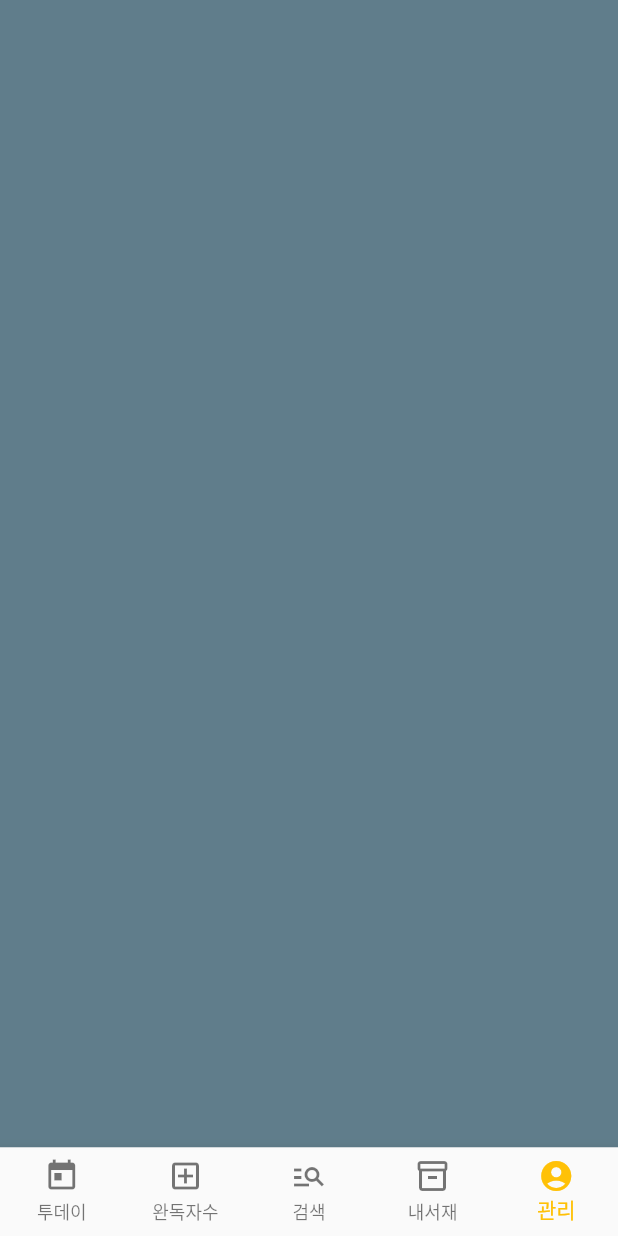
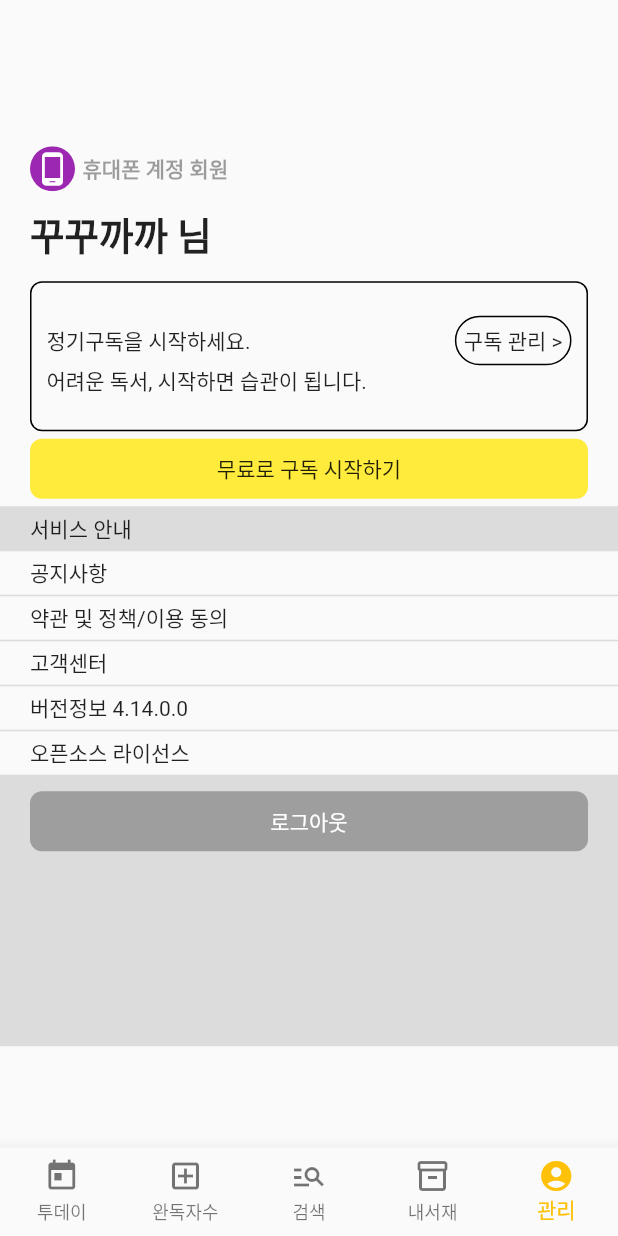
Before and after one commit to kangsudal/millie, a Flutter app: the screen it shows after launch, item 5 of the bottom bar chosen, on a phone screen of 412 x 824 dp. Run offline on Flutter 3.47's test engine with Material 2 defaults, Android fonts, the phone set to English and light mode, and no system bars; our stand-ins replace carousel_slider; network calls fail.

Commit message:
implement management page layout

```diff
--- a/lib/main.dart
+++ b/lib/main.dart
@@ -1,5 +1,6 @@
 import 'package:flutter/material.dart';
 import 'package:millie/screens/0_today/today.dart';
+import 'package:millie/screens/4_management/management.dart';
 import 'package:millie/screens/5_notification/notification.dart';
 
 void main() {
@@ -45,9 +46,7 @@ class _MyHomePageState extends State<MyHomePage> {
     Container(
       color: Colors.yellow,
     ),
-    Container(
-      color: Colors.blueGrey,
-    ),
+    ManagementScreen(),
   ];
 
   void _onItemTapped(int index) {
--- /dev/null
+++ b/lib/screens/4_management/management.dart
@@ -0,0 +1,222 @@
+import 'package:flutter/material.dart';
+import 'package:millie/screens/0_today/tab_widdget/tab_now.dart';
+
+class ManagementScreen extends StatelessWidget {
+  const ManagementScreen({Key? key}) : super(key: key);
+
+  @override
+  Widget build(BuildContext context) {
+    return SingleChildScrollView(
+      child: Column(
+        children: [
+          Widget1(),
+          Widget2(),
+          Widget3(),
+        ],
+      ),
+    );
+  }
+}
+
+class Widget1 extends StatelessWidget {
+  const Widget1({Key? key}) : super(key: key);
+
+  @override
+  Widget build(BuildContext context) {
+    return Container(
+      height: 270,
+      // decoration: BoxDecoration(color: Colors.blueGrey),
+      child: Padding(
+        padding: EdgeInsets.only(
+          left: leftPadding,
+          right: leftPadding,
+          top: leftPadding,
+        ),
+        child: Column(
+          crossAxisAlignment: CrossAxisAlignment.start,
+          children: [
+            Container(
+              height: 50,
+              child: Row(
+                children: [
+                  ClipOval(
+                    child: Container(
+                      padding: EdgeInsets.all(3),
+                      color: Colors.purple,
+                      child: Icon(
+                        Icons.phone_android,
+                        color: Colors.white,
+                      ),
+                    ),
+                  ),
+                  Padding(
+                    padding: EdgeInsets.only(left: 5),
+                    child: Text(
+                      '휴대폰 계정 회원',
+                      style: TextStyle(
+                        fontWeight: FontWeight.bold,
+                        color: Colors.black38,
+                      ),
+                    ),
+                  )
+                ],
+              ),
+            ),
+            Container(
+              height: 50,
+              child: Text(
+                '꾸꾸까까 님',
+                style: TextStyle(fontWeight: FontWeight.bold, fontSize: 25),
+              ),
+            ),
+            Container(
+              padding: EdgeInsets.all(10),
+              height: 100,
+              decoration: BoxDecoration(
+                border: Border.all(),
+                borderRadius: BorderRadius.all(Radius.circular(8)),
+              ),
+              child: Column(
+                mainAxisAlignment: MainAxisAlignment.center,
+                children: [
+                  Row(
+                      mainAxisAlignment: MainAxisAlignment.spaceBetween,
+                      children: [
+                        Text('정기구독을 시작하세요.'),
+                        Container(
+                          padding: EdgeInsets.all(5),
+                          decoration: BoxDecoration(
+                            border: Border.all(),
+                            borderRadius: BorderRadius.all(
+                              Radius.circular(30),
+                            ),
+                          ),
+                          child: Text('구독 관리 >'),
+                        ),
+                      ]),
+                  Align(
+                      alignment: Alignment.centerLeft,
+                      child: Text('어려운 독서, 시작하면 습관이 됩니다.')),
+                ],
+              ),
+            ),
+            Container(
+              height: 40,
+              width: double.infinity,
+              margin: EdgeInsets.symmetric(vertical: 5),
+              // padding: EdgeInsets.all(10),
+              // height: 50,
+              decoration: BoxDecoration(
+                  color: Colors.yellow,
+                  borderRadius: BorderRadius.all(Radius.circular(8))),
+              child: Center(child: Text('무료로 구독 시작하기')),
+            ),
+            // Center(
+            //   child: Container(
+            //     decoration: BoxDecoration(color: Colors.yellow),
+            //     child: Text(
+            //       '무료로 구독 시작하기',
+            //       style: TextStyle(
+            //         fontWeight: FontWeight.bold,
+            //       ),
+            //     ),
+            //   ),
+            // ),
+          ],
+        ),
+      ),
+    );
+  }
+}
+
+class Widget2 extends StatelessWidget {
+  const Widget2({Key? key}) : super(key: key);
+
+  @override
+  Widget build(BuildContext context) {
+    return Container(
+      height: 180,
+      // decoration: BoxDecoration(color: Colors.blueGrey),
+      child: Column(
+        crossAxisAlignment: CrossAxisAlignment.start,
+        children: [
+          Container(
+            padding: EdgeInsets.only(
+              left: leftPadding,
+            ),
+            child: Align(
+              alignment: Alignment.centerLeft,
+              child: Text('서비스 안내'),
+            ),
+            // width: double.infinity,
+            height: 30,
+            decoration: BoxDecoration(
+              color: Colors.black12,
+            ),
+          ),
+          MyTile('공지사항'),
+          MyTile('약관 및 정책/이용 동의'),
+          MyTile('고객센터'),
+          MyTile('버전정보 4.14.0.0'),
+          MyTile('오픈소스 라이선스'),
+        ],
+      ),
+    );
+  }
+}
+
+class MyTile extends StatelessWidget {
+  final String title;
+  const MyTile(
+    this.title, {
+    Key? key,
+  }) : super(key: key);
+
+  @override
+  Widget build(BuildContext context) {
+    return Container(
+      padding: EdgeInsets.only(
+        left: leftPadding,
+      ),
+      child: Align(
+        alignment: Alignment.centerLeft,
+        child: Text('$title'),
+      ),
+      // width: double.infinity,
+      height: 30,
+      decoration: BoxDecoration(
+        // color: Colors.black12,
+        border: Border(bottom: BorderSide(color: Colors.black12)),
+      ),
+    );
+  }
+}
+
+class Widget3 extends StatelessWidget {
+  const Widget3({Key? key}) : super(key: key);
+
+  @override
+  Widget build(BuildContext context) {
+    return Container(
+      height: 180,
+      decoration: BoxDecoration(color: Colors.black12),
+      child: Container(
+        alignment: Alignment.topCenter,
+        width: double.infinity,
+        height: 50,
+        margin: EdgeInsets.only(left: 20,right:20, top: 10,bottom: 130),
+        decoration: BoxDecoration(
+          color: Colors.grey,
+          borderRadius: BorderRadius.circular(8),
+        ),
+        child: Center(
+            child: Text(
+          '로그아웃',
+          style: TextStyle(
+            color: Colors.white,
+          ),
+        )),
+      ),
+    );
+  }
+}
```
